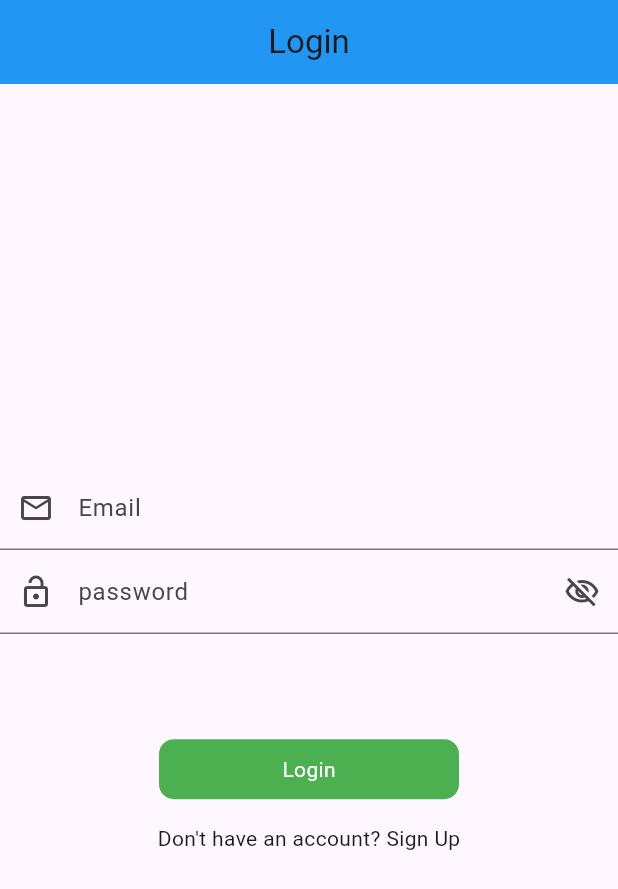
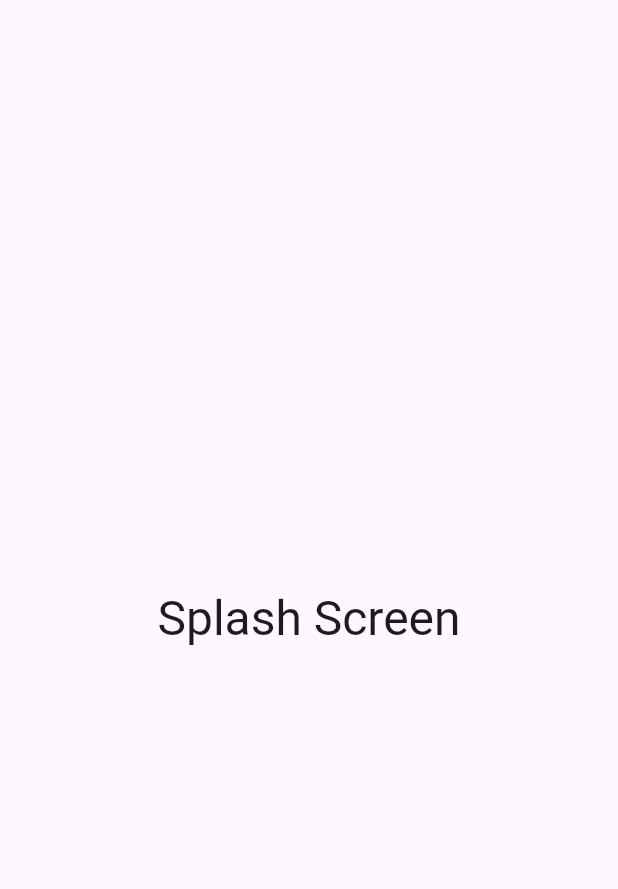
Before and after one commit to qaisarjamal01/mvvm, a Flutter app: the first screen one second after launch, on a phone screen of 412 x 824 dp. Shown: the top 889 px of the screen. Run offline on Flutter 3.47's test engine with Material 3 defaults, Android fonts, the phone set to English and light mode, and no system bars; our stand-ins replace another_flushbar, fluttertoast, shared_preferences.

Commit message:
session management

```diff
--- a/lib/main.dart
+++ b/lib/main.dart
@@ -2,6 +2,7 @@ import 'package:flutter/material.dart';
 import 'package:mvvm/utils/routes/routes.dart';
 import 'package:mvvm/utils/routes/routes_name.dart';
 import 'package:mvvm/view_model/auth_view_model.dart';
+import 'package:mvvm/view_model/user_view_model.dart';
 import 'package:provider/provider.dart';
 
 void main() {
@@ -17,6 +18,7 @@ class MyApp extends StatelessWidget {
     return MultiProvider(
         providers: [
           ChangeNotifierProvider(create: (_) => AuthViewModel()),
+          ChangeNotifierProvider(create: (_) => UserViewModel()),
         ],child: MaterialApp(
       debugShowCheckedModeBanner: false,
       title: 'Flutter Demo',
@@ -24,7 +26,7 @@ class MyApp extends StatelessWidget {
         colorScheme: ColorScheme.fromSeed(seedColor: Colors.deepPurple),
         useMaterial3: true,
       ),
-      initialRoute: RoutesName.logIn,
+      initialRoute: RoutesName.splash,
       onGenerateRoute: Routes.generateRoute,
     ),
     );
--- a/lib/utils/routes/routes.dart
+++ b/lib/utils/routes/routes.dart
@@ -3,11 +3,14 @@ import 'package:mvvm/utils/routes/routes_name.dart';
 import 'package:mvvm/view/home_screen.dart';
 import 'package:mvvm/view/login_screen.dart';
 import 'package:mvvm/view/sign_up_screen.dart';
+import 'package:mvvm/view/splash_screen.dart';
 
 class Routes{
   static Route<dynamic> generateRoute(RouteSettings settings){
 
     switch(settings.name){
+      case RoutesName.splash:
+        return MaterialPageRoute(builder: (_) => const SplashScreen());
       case RoutesName.home:
         return MaterialPageRoute(builder: (context) => const HomeScreen());
       case RoutesName.logIn:
--- a/lib/utils/routes/routes_name.dart
+++ b/lib/utils/routes/routes_name.dart
@@ -1,4 +1,7 @@
 class RoutesName{
+
+  //splash
+  static const String splash = 'splash_screen';
 
   //accounts routes name
   static const String logIn = 'login_screen';
--- a/lib/view/login_screen.dart
+++ b/lib/view/login_screen.dart
@@ -103,6 +103,11 @@ class _LoginScreenState extends State<LoginScreen> {
                   'password': _passwordController.text.toString(),
                 };
 
+                // Map data = {
+                //   'email': 'eve.holt@reqres.in',
+                //   'password': 'cityslicka',
+                // };
+
                 authViewModel.loginApi(data, context);
                 if (kDebugMode) {
                   print('Api hits');
--- /dev/null
+++ b/lib/view/splash_screen.dart
@@ -0,0 +1,29 @@
+import 'package:flutter/material.dart';
+import '../view_model/services/splash_services.dart';
+
+class SplashScreen extends StatefulWidget {
+  const SplashScreen({super.key});
+
+  @override
+  State<SplashScreen> createState() => _SplashScreenState();
+}
+
+class _SplashScreenState extends State<SplashScreen> {
+
+  SplashServices splashServices = SplashServices();
+  @override
+  void initState() {
+    // TODO: implement initState
+    super.initState();
+
+    splashServices.checkAuthentication(context);
+  }
+  @override
+  Widget build(BuildContext context) {
+    return Scaffold(
+      body: Center(
+        child: Text('Splash Screen',style: Theme.of(context).textTheme.headlineLarge,),
+      ),
+    );
+  }
+}
```
Also changed, not shown: lib/view_model/services/splash_services.dart (added, +27 -0 lines), lib/view_model/user_view_model.dart (added, +32 -0 lines), lib/model/user_model.dart (line endings or trailing spaces).
